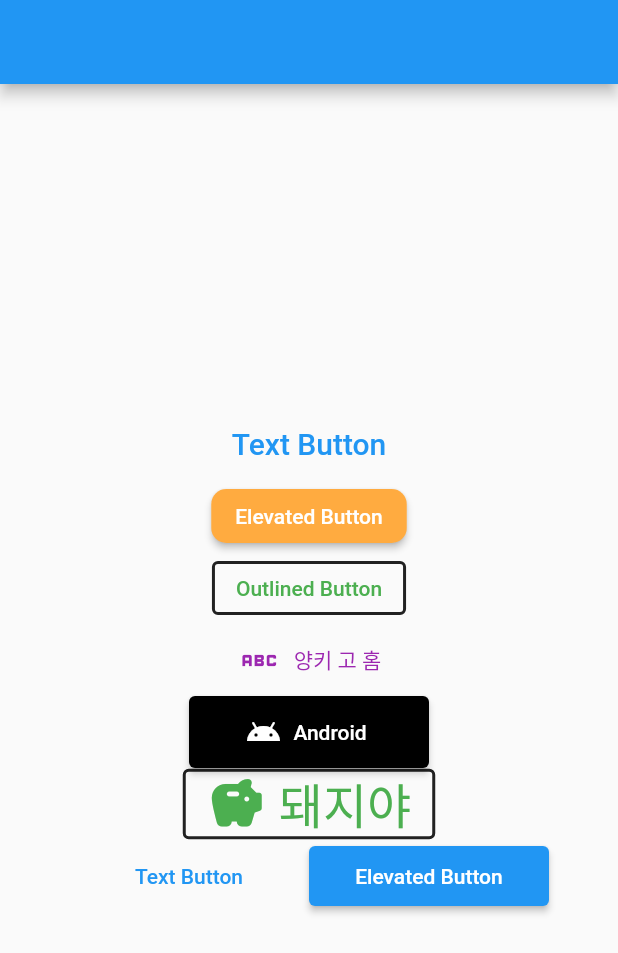
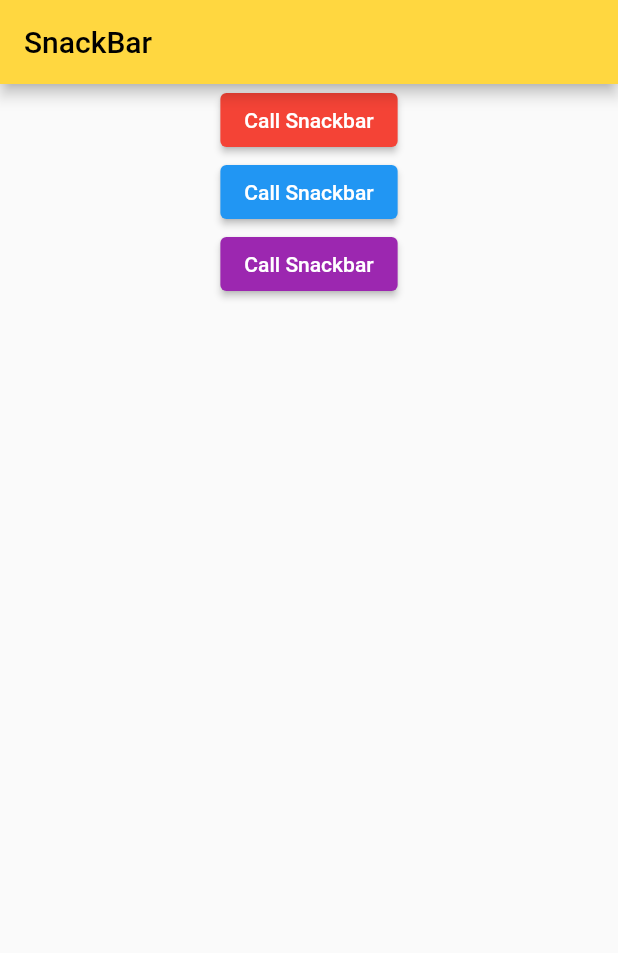
Before and after one commit to daviddev90/flutter_lecture, a Flutter app: the screen it shows after launch, on a phone screen of 412 x 824 dp. Shown: the top 953 px of the screen. Run offline on Flutter 3.47's test engine with Material 2 defaults, Android fonts, the phone set to English and light mode, and no system bars.

Commit message:
snackbar

```diff
--- a/lib/home.dart
+++ b/lib/home.dart
@@ -1,4 +1,5 @@
 import 'package:flutter/material.dart';
+import 'package:flutter_lecture/snackbar.dart';
 
 class Home extends StatelessWidget {
   const Home({Key? key}) : super(key: key);
@@ -6,94 +7,17 @@ class Home extends StatelessWidget {
   @override
   Widget build(BuildContext context) {
     return Scaffold(
-      appBar: AppBar(),
-      body: Center(
-        child: Column(
-          mainAxisAlignment: MainAxisAlignment.center,
-          children: [
-            TextButton(
-              onPressed: () {
-                print('hello world');
-              },
-              child: const Text(
-                'Text Button',
-                style: TextStyle(fontSize: 20),
-              ),
-            ),
-            ElevatedButton(
-                onPressed: () {
-                  print('Elevated');
-                },
-                style: ElevatedButton.styleFrom(
-                    primary: Colors.orangeAccent,
-                    shape: RoundedRectangleBorder(
-                        borderRadius: BorderRadius.circular(10))),
-                child: const Text('Elevated Button')),
-            OutlinedButton(
-              onPressed: () {},
-              style: OutlinedButton.styleFrom(
-                  primary: Colors.green,
-                  side: const BorderSide(color: Colors.black87, width: 2.0)),
-              child: const Text('Outlined Button'),
-            ),
-            TextButton.icon(
-              onPressed: (() {}),
-              icon: const Icon(
-                Icons.abc,
-                size: 30,
-              ),
-              label: const Text('양키 고 홈'),
-              style: TextButton.styleFrom(primary: Colors.purple),
-            ),
-            ElevatedButton.icon(
-              onPressed: () {},
-              icon: const Icon(Icons.android_sharp),
-              label: const Text('Android'),
-              style: ElevatedButton.styleFrom(
-                  primary: Colors.black, minimumSize: const Size(160, 48)),
-            ),
-            OutlinedButton.icon(
-              onPressed: () {},
-              style: OutlinedButton.styleFrom(
-                  primary: Colors.green,
-                  side: const BorderSide(color: Colors.black87, width: 2.0)),
-              icon: const Icon(
-                Icons.savings_rounded,
-                size: 40,
-              ),
-              label: const Text(
-                '돼지야',
-                style: TextStyle(fontSize: 32),
-              ),
-            ),
-            Row(
-              mainAxisAlignment: MainAxisAlignment.center,
-              children: [
-                TextButton(
-                  onPressed: () {
-                    print('hello world');
-                  },
-                  style: TextButton.styleFrom(minimumSize: const Size(160, 40)),
-                  child: const Text(
-                    'Text Button',
-                    style: TextStyle(fontSize: 14),
-                  ),
-                ),
-                ElevatedButton(
-                  onPressed: () {
-                    print('Elevated');
-                  },
-                  style: ElevatedButton.styleFrom(
-                      minimumSize: const Size(160, 40)),
-                  child: const Text(
-                    'Elevated Button',
-                    style: TextStyle(fontSize: 14),
-                  ),
-                )
-              ],
-            )
-          ],
-        ),
+      appBar: AppBar(
+        title: const Text('SnackBar'),
+        backgroundColor: Colors.amberAccent,
+        foregroundColor: Colors.black,
+      ),
+      body: Column(
+        children: const [
+          MySnackBar(Colors.red),
+          MySnackBar(Colors.blue),
+          MySnackBar(Colors.purple)
+        ],
       ),
     );
   }
--- /dev/null
+++ b/lib/snackbar.dart
@@ -0,0 +1,29 @@
+import 'package:flutter/material.dart';
+
+class MySnackBar extends StatelessWidget {
+  final Color? myColor;
+
+  const MySnackBar(this.myColor);
+
+  @override
+  Widget build(BuildContext context) {
+    return Center(
+      child: ElevatedButton(
+        onPressed: () {
+          ScaffoldMessenger.of(context).showSnackBar(SnackBar(
+              content: const Text(
+                'Hello World',
+                style: TextStyle(color: Colors.white),
+              ),
+              duration: Duration(seconds: 1),
+              backgroundColor: myColor));
+        },
+        style: ElevatedButton.styleFrom(primary: myColor),
+        child: const Text(
+          'Call Snackbar',
+          style: TextStyle(color: Colors.white),
+        ),
+      ),
+    );
+  }
+}
```
